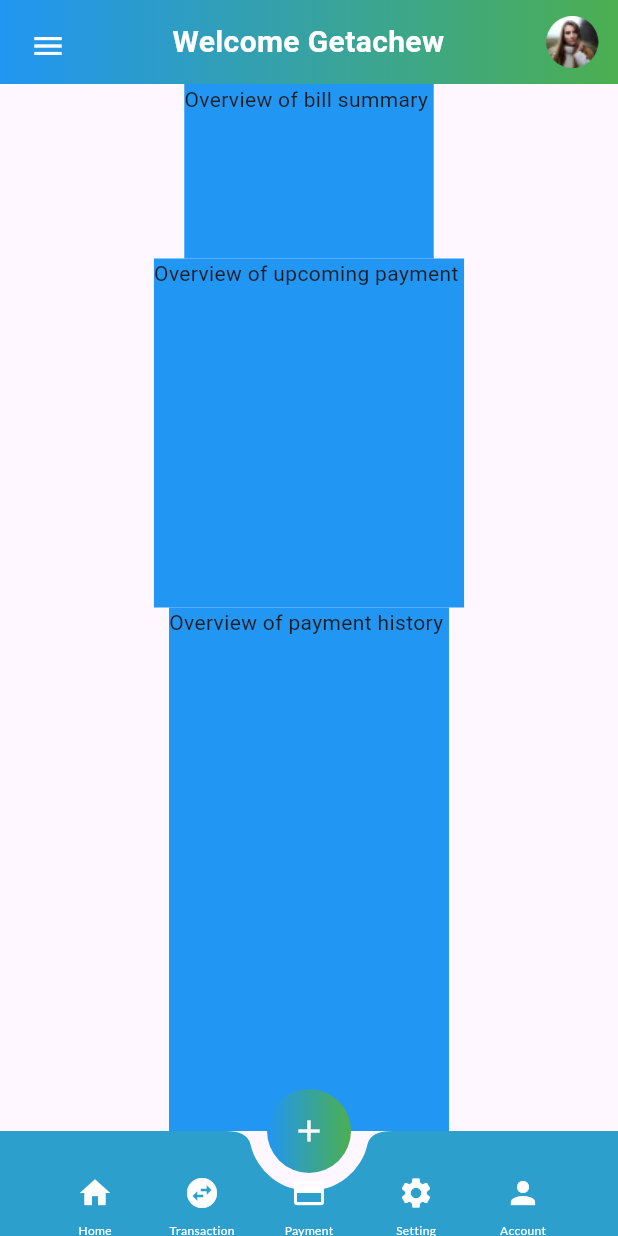
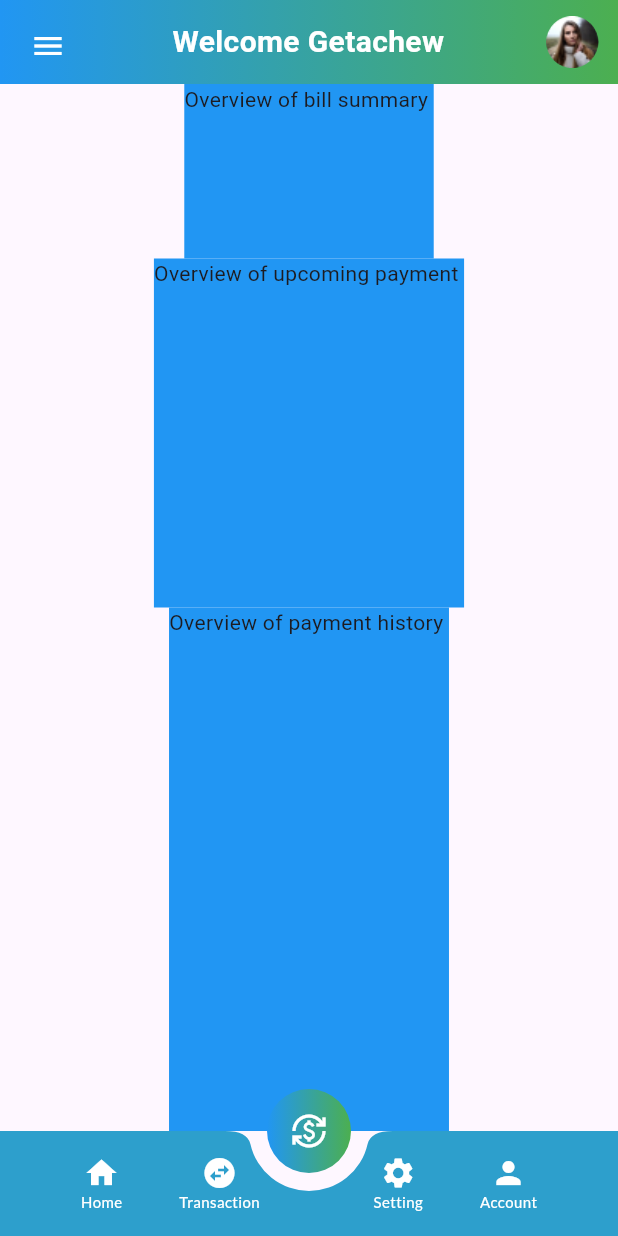
Before and after one commit to gechderib/bill_payment_app, a Flutter app: the MainScreen screen opened by its route, on a phone screen of 412 x 824 dp. Run offline on Flutter 3.47's test engine with Material 3 defaults, Android fonts, the phone set to English and light mode, and no system bars; our stand-ins replace font_awesome_flutter, google_fonts; Roboto replaces fonts that are missing (Mulish).

Commit message:
customizing bottom menu

```diff
--- a/lib/custom_widgets/custom_bottom_menu.dart
+++ b/lib/custom_widgets/custom_bottom_menu.dart
@@ -14,25 +14,24 @@ class CustomBottomMenu extends StatelessWidget {
 
   @override
   Widget build(BuildContext context) {
-    return Column(
-      mainAxisAlignment: MainAxisAlignment.start,
+    return GestureDetector(
+      onTap: () => {onClick()},
+      child: Column(
+        mainAxisAlignment: MainAxisAlignment.center,
+        crossAxisAlignment: CrossAxisAlignment.center,
         children: [
-        IconButton(
-          padding: const EdgeInsets.only(top: 10),
-          constraints: const BoxConstraints(),
-          onPressed: () => onClick,
-          icon: Icon(
+          Icon(
             icon,
             color: Colors.white,
-          ),
           ),
           Text(
             menuName,
             style: GoogleFonts.lato(
-            textStyle: const TextStyle(fontSize: 8, color: Colors.white),
+              textStyle: const TextStyle(fontSize: 10, color: Colors.white),
             ),
           ),
         ],
+      ),
     );
   }
 }
--- a/lib/screens/main_screen.dart
+++ b/lib/screens/main_screen.dart
@@ -2,8 +2,10 @@ import 'package:billpayment/constants/const.dart';
 import 'package:billpayment/custom_widgets/custom_bottom_menu.dart';
 import 'package:billpayment/custom_widgets/custom_drawer.dart';
 import 'package:billpayment/screens/home_screen.dart';
+import 'package:billpayment/screens/payment_screen.dart';
 import 'package:billpayment/screens/profile_screen.dart';
 import 'package:billpayment/screens/settings_screen.dart';
+import 'package:billpayment/screens/transaction_history_screen.dart';
 import 'package:billpayment/service/ui_service.dart';
 import 'package:flutter/material.dart';
 import 'package:font_awesome_flutter/font_awesome_flutter.dart';
@@ -18,8 +20,10 @@ class MainScreen extends StatelessWidget {
     final uiProvider = Provider.of<UiServiceProvider>(context);
     List<Widget> _widgetOptions = <Widget>[
       HomeScreen(),
+      TransactionHistoryScreen(),
+      PaymentScreen(),
+      SettingScreen(),
       ProfileScreen(),
-      SettingScreen(),
     ];
     return Scaffold(
       drawer: BillPaymentDrawer(),
@@ -50,7 +54,7 @@ class MainScreen extends StatelessWidget {
                   ),
                   child: IconButton(
                     color: Colors.white,
-                    icon: const Icon(Icons.add),
+                    icon: const Icon(Icons.currency_exchange),
                     onPressed: () {
                       uiProvider.changeIndex(2);
                     },
@@ -80,11 +84,12 @@ class MainScreen extends StatelessWidget {
                 icon: Icons.swap_horizontal_circle,
                 menuName: "Transaction",
               ),
-              CustomBottomMenu(
-                onClick: () => {uiProvider.changeIndex(2)},
-                icon: Icons.payment,
-                menuName: "Payment",
-              ),
+              // CustomBottomMenu(
+              //   onClick: () => {uiProvider.changeIndex(2)},
+              //   icon: Icons.payment,
+              //   menuName: "Payment",
+              // ),
+              Container(),
               CustomBottomMenu(
                 onClick: () => {uiProvider.changeIndex(3)},
                 icon: Icons.settings,
```
Lines whose indentation alone changed are shown as unchanged.
